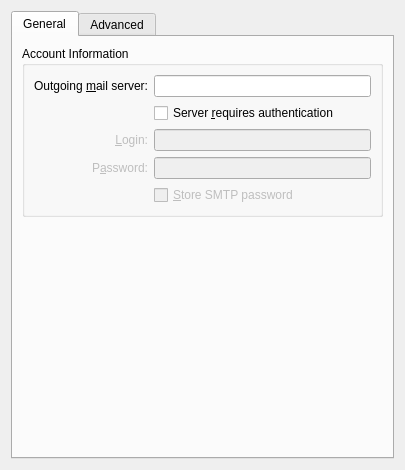
KDE/kmailtransport, file src/ui/smtpsettings.ui: the form before one commit.
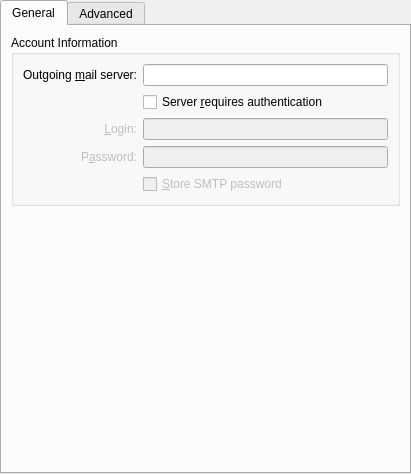
The form after the commit. Custom widgets are drawn as their Qt base class.

Commit message: Remove margin

What changed in the file:
```diff
--- a/src/ui/smtpsettings.ui
+++ b/src/ui/smtpsettings.ui
@@ -7,11 +7,23 @@
    <rect>
     <x>0</x>
     <y>0</y>
-    <width>405</width>
-    <height>470</height>
+    <width>411</width>
+    <height>474</height>
    </rect>
   </property>
   <layout class="QVBoxLayout" name="verticalLayout">
+   <property name="leftMargin">
+    <number>0</number>
+   </property>
+   <property name="topMargin">
+    <number>0</number>
+   </property>
+   <property name="rightMargin">
+    <number>0</number>
+   </property>
+   <property name="bottomMargin">
+    <number>0</number>
+   </property>
    <item>
     <widget class="QTabWidget" name="tabWidget">
      <property name="currentIndex">
```
